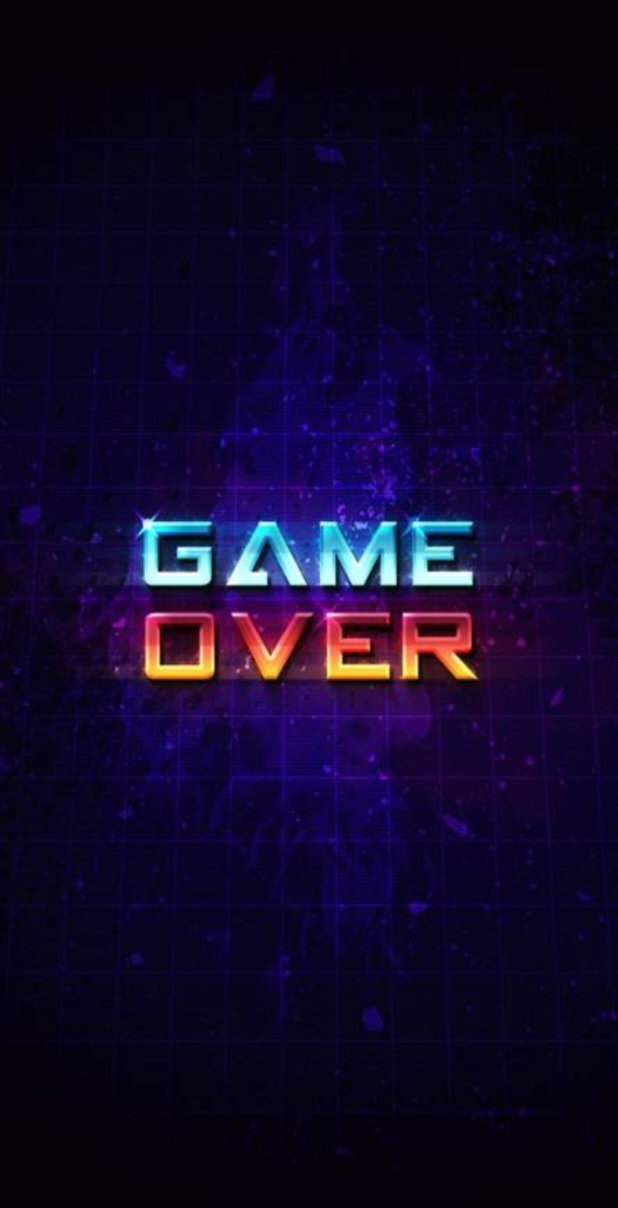
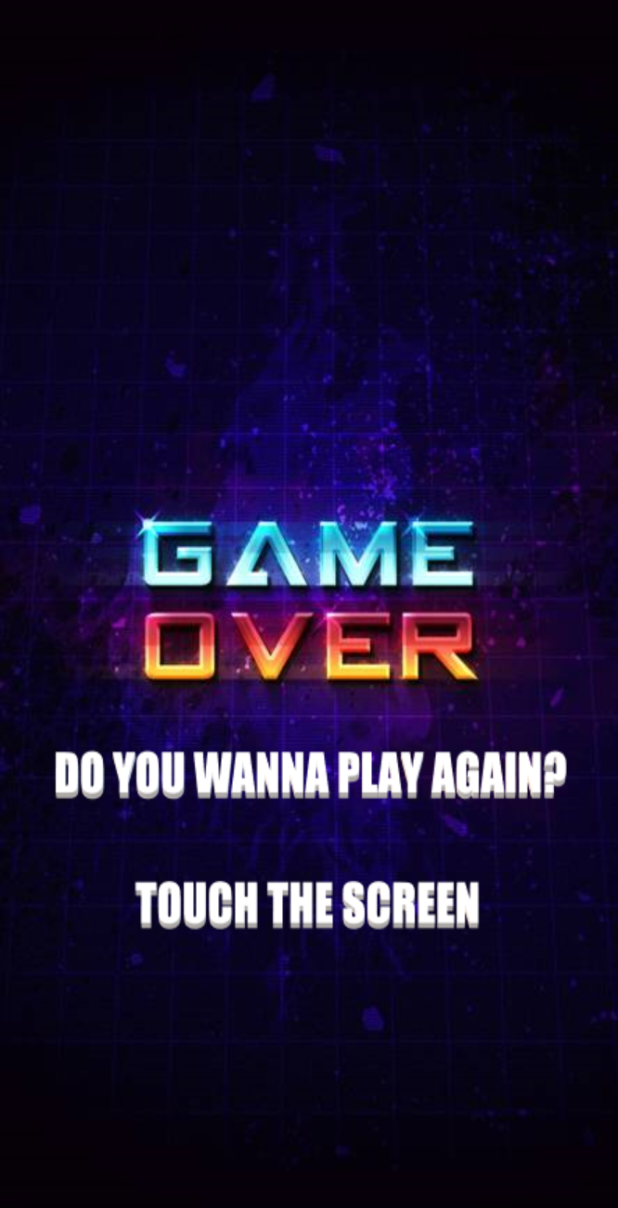
Before and after one commit to Sebas104/calidad-tetris, an Android app: the GameOver screen opened directly, with no data from a screen before it, on a phone screen of 412 x 824 dp. Shown: the top 1208 px of the screen. Run offline under Robolectric (Android 15) with nearby library versions, the phone set to English and light mode, and no system bars; Roboto replaces fonts that are not available here.

Commit message:
Añdido game Over

```diff
--- a/app/src/main/java/com/example/protetris/GameOver.java
+++ b/app/src/main/java/com/example/protetris/GameOver.java
@@ -1,13 +1,11 @@
 package com.example.protetris;
 
 import androidx.appcompat.app.AppCompatActivity;
-import androidx.constraintlayout.widget.ConstraintLayout;
-
-import android.annotation.SuppressLint;
 import android.content.Intent;
 import android.os.Bundle;
 import android.view.MotionEvent;
 import android.view.View;
+import android.widget.RelativeLayout;
 
 public class GameOver extends AppCompatActivity implements View.OnTouchListener {
 
@@ -15,7 +13,7 @@
     protected void onCreate(Bundle savedInstanceState) {
         super.onCreate(savedInstanceState);
         setContentView(R.layout.activity_game_over);
-        @SuppressLint("ResourceType") ConstraintLayout gameOverScreen = findViewById(R.layout.activity_game_over);
+        RelativeLayout gameOverScreen = findViewById(R.id.startAgain);
 
         gameOverScreen.setOnTouchListener(this);
     }
@@ -26,6 +24,7 @@
         if (event.getAction() == MotionEvent.ACTION_DOWN) {
             Intent intent = new Intent(this, ProTetris.class);
             startActivity(intent);
+            finish();
             return true;
         }
         return false;
--- a/app/src/main/java/com/example/protetris/MainBoard.java
+++ b/app/src/main/java/com/example/protetris/MainBoard.java
@@ -72,7 +72,7 @@
 
     public boolean checkGameOver(Piece actualPiece) {
         if (!moveOneDown(actualPiece) &&
-                actualPiece.getMinX(actualPiece.coord) < 0) {
+                actualPiece.getMinX(actualPiece.coord) < 2) {
             return true;
         }
         return false;
--- a/app/src/main/java/com/example/protetris/MainGame.java
+++ b/app/src/main/java/com/example/protetris/MainGame.java
@@ -133,7 +133,7 @@
             //Mostrar game over
             Intent intent = new Intent(this.getContext(), GameOver.class);
             getContext().startActivity(intent);
-
+            proTetris.finish();
             return true;
         }
         return false;
--- a/app/src/main/java/com/example/protetris/ProTetris.java
+++ b/app/src/main/java/com/example/protetris/ProTetris.java
@@ -47,11 +47,11 @@
         startButton.setOnClickListener(new View.OnClickListener() {
             @Override
             public void onClick(View v) {
-                if (startButton.getText().equals("Start")) {
+                if (startButton.getText().equals("Start") || startButton.getText().equals("Resume")) {
                     startButton.setText("Pause");
                     stop = false;
                 } else if (startButton.getText().equals("Pause")){
-                    startButton.setText("Start");
+                    startButton.setText("Resume");
                     stop = true;
                 }
             }
--- a/app/src/main/res/layout/activity_game_over.xml
+++ b/app/src/main/res/layout/activity_game_over.xml
@@ -7,4 +7,15 @@
     android:background="@drawable/gameover_bg"
     tools:context=".GameOver">
 
+    <RelativeLayout
+        android:id="@+id/startAgain"
+        android:layout_width="match_parent"
+        android:layout_height="match_parent"
+        app:layout_constraintBottom_toBottomOf="parent"
+        app:layout_constraintEnd_toEndOf="parent"
+        app:layout_constraintHorizontal_bias="0.0"
+        app:layout_constraintStart_toStartOf="parent"
+        app:layout_constraintTop_toTopOf="parent"
+        app:layout_constraintVertical_bias="1.0"/>
+
 </androidx.constraintlayout.widget.ConstraintLayout>
```
Also changed, not shown: app/src/main/res/drawable/gameover_bg.png.
